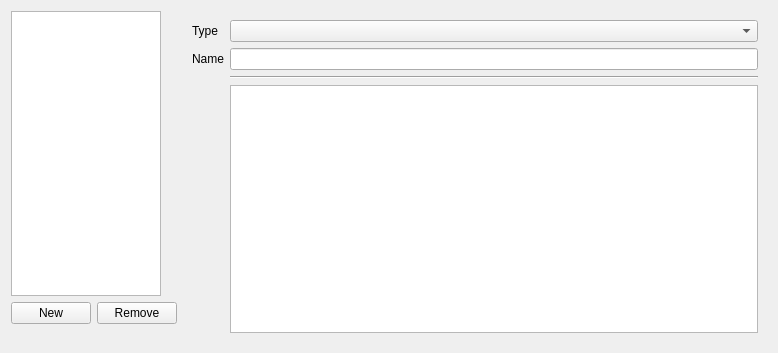
Qt form qt_ui/AnnotationEditor.ui (FilmColors/VIAN) before a commit.
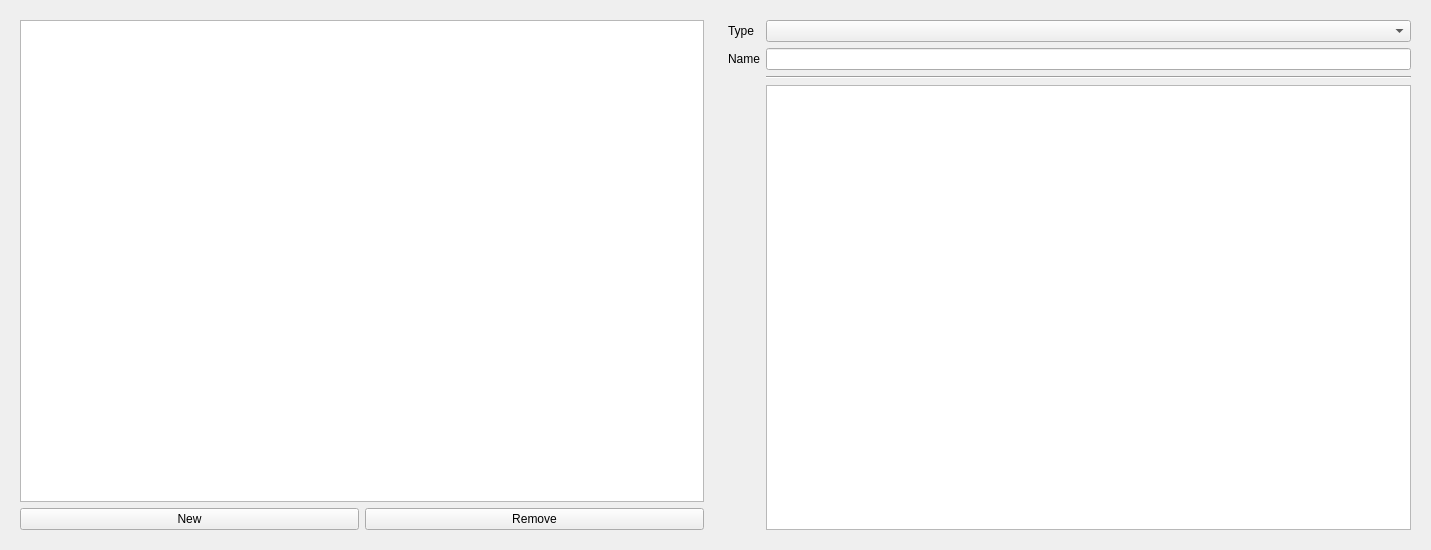
The same form after that commit.

What changed in the file:
```diff
--- a/qt_ui/AnnotationEditor.ui
+++ b/qt_ui/AnnotationEditor.ui
@@ -6,16 +6,68 @@
    <rect>
     <x>0</x>
     <y>0</y>
-    <width>778</width>
-    <height>353</height>
+    <width>1431</width>
+    <height>550</height>
    </rect>
   </property>
   <property name="windowTitle">
    <string>Form</string>
   </property>
-  <layout class="QGridLayout" name="gridLayout">
-   <item row="0" column="4" rowspan="5" colspan="3">
+  <layout class="QHBoxLayout" name="horizontalLayout_3">
+   <item>
+    <widget class="QWidget" name="widget" native="true">
+     <property name="sizePolicy">
+      <sizepolicy hsizetype="Expanding" vsizetype="Preferred">
+       <horstretch>0</horstretch>
+       <verstretch>0</verstretch>
+      </sizepolicy>
+     </property>
+     <layout class="QGridLayout" name="gridLayout_4">
+      <item row="0" column="0">
+       <widget class="QListWidget" name="annotationList">
+        <property name="sizePolicy">
+         <sizepolicy hsizetype="Preferred" vsizetype="Expanding">
+          <horstretch>0</horstretch>
+          <verstretch>0</verstretch>
+         </sizepolicy>
+        </property>
+        <property name="maximumSize">
+         <size>
+          <width>16777215</width>
+          <height>16777215</height>
+         </size>
+        </property>
+       </widget>
+      </item>
+      <item row="1" column="0">
+       <layout class="QGridLayout" name="gridLayout">
+        <item row="0" column="0">
+         <widget class="QPushButton" name="btnAdd">
+          <property name="text">
+           <string>New</string>
+          </property>
+         </widget>
+        </item>
+        <item row="0" column="1">
+         <widget class="QPushButton" name="btnRemove">
+          <property name="text">
+           <string>Remove</string>
+          </property>
+         </widget>
+        </item>
+       </layout>
+      </item>
+     </layout>
+    </widget>
+   </item>
+   <item>
     <widget class="QWidget" name="widgetEdit" native="true">
+     <property name="sizePolicy">
+      <sizepolicy hsizetype="Expanding" vsizetype="Expanding">
+       <horstretch>0</horstretch>
+       <verstretch>0</verstretch>
+      </sizepolicy>
+     </property>
      <layout class="QGridLayout" name="gridLayout_3">
       <item row="0" column="0">
        <widget class="QLabel" name="label_2">
@@ -118,40 +170,6 @@
      </layout>
     </widget>
    </item>
-   <item row="0" column="0">
-    <widget class="QListWidget" name="annotationList">
-     <property name="sizePolicy">
-      <sizepolicy hsizetype="Maximum" vsizetype="Expanding">
-       <horstretch>0</horstretch>
-       <verstretch>0</verstretch>
-      </sizepolicy>
-     </property>
-     <property name="maximumSize">
-      <size>
-       <width>150</width>
-       <height>16777215</height>
-      </size>
-     </property>
-    </widget>
-   </item>
-   <item row="1" column="0">
-    <layout class="QHBoxLayout" name="horizontalLayout_2">
-     <item>
-      <widget class="QPushButton" name="btnAdd">
-       <property name="text">
-        <string>New</string>
-       </property>
-      </widget>
-     </item>
-     <item>
-      <widget class="QPushButton" name="btnRemove">
-       <property name="text">
-        <string>Remove</string>
-       </property>
-      </widget>
-     </item>
-    </layout>
-   </item>
   </layout>
  </widget>
  <resources/>
```
